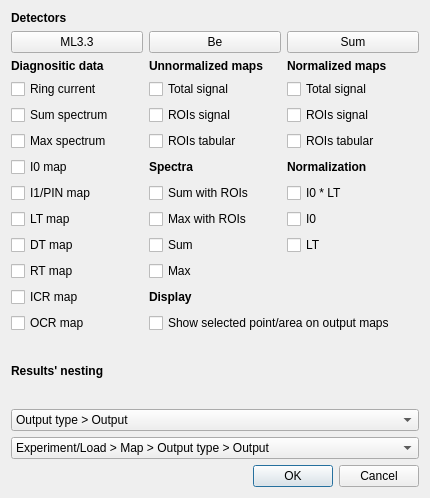
This is analyse.ui in pfilipl/PolyX-XRF-Data-Analyser as Qt 5 draws it before an edit. The edited form follows.
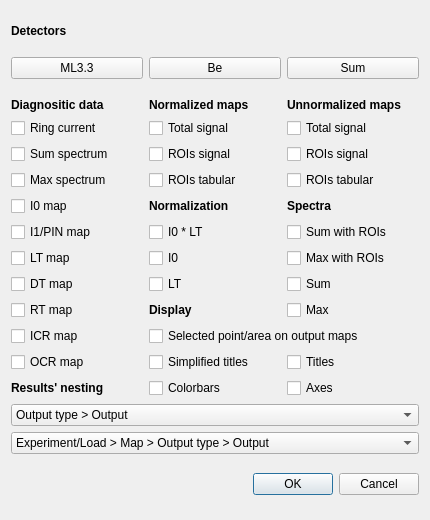
This is the edited form.

Commit message: Display plot's elements checkboxes added, display selected correcion

```diff
--- a/analyse.ui
+++ b/analyse.ui
@@ -7,7 +7,7 @@
     <x>0</x>
     <y>0</y>
     <width>430</width>
-    <height>498</height>
+    <height>520</height>
    </rect>
   </property>
   <property name="sizePolicy">
@@ -19,7 +19,7 @@
   <property name="minimumSize">
    <size>
     <width>430</width>
-    <height>470</height>
+    <height>520</height>
    </size>
   </property>
   <layout class="QVBoxLayout" name="verticalLayout">
@@ -95,71 +95,6 @@
    </item>
    <item>
     <layout class="QGridLayout" name="gridLayout">
-     <item row="8" column="0">
-      <widget class="QCheckBox" name="checkBox_DiagRT">
-       <property name="sizePolicy">
-        <sizepolicy hsizetype="Preferred" vsizetype="Fixed">
-         <horstretch>0</horstretch>
-         <verstretch>0</verstretch>
-        </sizepolicy>
-       </property>
-       <property name="text">
-        <string>RT map</string>
-       </property>
-      </widget>
-     </item>
-     <item row="1" column="2">
-      <widget class="QCheckBox" name="checkBox_NormTotal">
-       <property name="sizePolicy">
-        <sizepolicy hsizetype="Preferred" vsizetype="Fixed">
-         <horstretch>0</horstretch>
-         <verstretch>0</verstretch>
-        </sizepolicy>
-       </property>
-       <property name="text">
-        <string>Total signal</string>
-       </property>
-      </widget>
-     </item>
-     <item row="2" column="1">
-      <widget class="QCheckBox" name="checkBox_UNormROIs">
-       <property name="sizePolicy">
-        <sizepolicy hsizetype="Preferred" vsizetype="Fixed">
-         <horstretch>0</horstretch>
-         <verstretch>0</verstretch>
-        </sizepolicy>
-       </property>
-       <property name="text">
-        <string>ROIs signal</string>
-       </property>
-      </widget>
-     </item>
-     <item row="5" column="0">
-      <widget class="QCheckBox" name="checkBox_DiagPIN">
-       <property name="sizePolicy">
-        <sizepolicy hsizetype="Preferred" vsizetype="Fixed">
-         <horstretch>0</horstretch>
-         <verstretch>0</verstretch>
-        </sizepolicy>
-       </property>
-       <property name="text">
-        <string>I1/PIN map</string>
-       </property>
-      </widget>
-     </item>
-     <item row="7" column="0">
-      <widget class="QCheckBox" name="checkBox_DiagDT">
-       <property name="sizePolicy">
-        <sizepolicy hsizetype="Preferred" vsizetype="Fixed">
-         <horstretch>0</horstretch>
-         <verstretch>0</verstretch>
-        </sizepolicy>
-       </property>
-       <property name="text">
-        <string>DT map</string>
-       </property>
-      </widget>
-     </item>
      <item row="2" column="0">
       <widget class="QCheckBox" name="checkBox_DiagSum">
        <property name="sizePolicy">
@@ -173,111 +108,7 @@
        </property>
       </widget>
      </item>
-     <item row="4" column="0">
-      <widget class="QCheckBox" name="checkBox_DiagI0">
-       <property name="sizePolicy">
-        <sizepolicy hsizetype="Preferred" vsizetype="Fixed">
-         <horstretch>0</horstretch>
-         <verstretch>0</verstretch>
-        </sizepolicy>
-       </property>
-       <property name="text">
-        <string>I0 map</string>
-       </property>
-      </widget>
-     </item>
-     <item row="10" column="0">
-      <widget class="QCheckBox" name="checkBox_DiagOCR">
-       <property name="sizePolicy">
-        <sizepolicy hsizetype="Preferred" vsizetype="Fixed">
-         <horstretch>0</horstretch>
-         <verstretch>0</verstretch>
-        </sizepolicy>
-       </property>
-       <property name="text">
-        <string>OCR map</string>
-       </property>
-      </widget>
-     </item>
-     <item row="2" column="2">
-      <widget class="QCheckBox" name="checkBox_NormROIs">
-       <property name="sizePolicy">
-        <sizepolicy hsizetype="Preferred" vsizetype="Fixed">
-         <horstretch>0</horstretch>
-         <verstretch>0</verstretch>
-        </sizepolicy>
-       </property>
-       <property name="text">
-        <string>ROIs signal</string>
-       </property>
-      </widget>
-     </item>
-     <item row="6" column="0">
-      <widget class="QCheckBox" name="checkBox_DiagLT">
-       <property name="sizePolicy">
-        <sizepolicy hsizetype="Preferred" vsizetype="Fixed">
-         <horstretch>0</horstretch>
-         <verstretch>0</verstretch>
-        </sizepolicy>
-       </property>
-       <property name="text">
-        <string>LT map</string>
-       </property>
-      </widget>
-     </item>
      <item row="0" column="2">
-      <widget class="QLabel" name="label_8">
-       <property name="sizePolicy">
-        <sizepolicy hsizetype="Preferred" vsizetype="Fixed">
-         <horstretch>0</horstretch>
-         <verstretch>0</verstretch>
-        </sizepolicy>
-       </property>
-       <property name="font">
-        <font>
-         <bold>true</bold>
-        </font>
-       </property>
-       <property name="text">
-        <string>Normalized maps</string>
-       </property>
-      </widget>
-     </item>
-     <item row="0" column="0">
-      <widget class="QLabel" name="label">
-       <property name="sizePolicy">
-        <sizepolicy hsizetype="Preferred" vsizetype="Fixed">
-         <horstretch>0</horstretch>
-         <verstretch>0</verstretch>
-        </sizepolicy>
-       </property>
-       <property name="font">
-        <font>
-         <bold>true</bold>
-        </font>
-       </property>
-       <property name="text">
-        <string>Diagnositic data</string>
-       </property>
-       <property name="wordWrap">
-        <bool>true</bool>
-       </property>
-      </widget>
-     </item>
-     <item row="1" column="1">
-      <widget class="QCheckBox" name="checkBox_UNormTotal">
-       <property name="sizePolicy">
-        <sizepolicy hsizetype="Preferred" vsizetype="Fixed">
-         <horstretch>0</horstretch>
-         <verstretch>0</verstretch>
-        </sizepolicy>
-       </property>
-       <property name="text">
-        <string>Total signal</string>
-       </property>
-      </widget>
-     </item>
-     <item row="0" column="1">
       <widget class="QLabel" name="label_3">
        <property name="sizePolicy">
         <sizepolicy hsizetype="Preferred" vsizetype="Fixed">
@@ -295,6 +126,46 @@
        </property>
       </widget>
      </item>
+     <item row="1" column="2">
+      <widget class="QCheckBox" name="checkBox_UNormTotal">
+       <property name="sizePolicy">
+        <sizepolicy hsizetype="Preferred" vsizetype="Fixed">
+         <horstretch>0</horstretch>
+         <verstretch>0</verstretch>
+        </sizepolicy>
+       </property>
+       <property name="text">
+        <string>Total signal</string>
+       </property>
+      </widget>
+     </item>
+     <item row="5" column="2">
+      <widget class="QCheckBox" name="checkBox_SpectraSumROIs">
+       <property name="sizePolicy">
+        <sizepolicy hsizetype="Preferred" vsizetype="Fixed">
+         <horstretch>0</horstretch>
+         <verstretch>0</verstretch>
+        </sizepolicy>
+       </property>
+       <property name="text">
+        <string>Sum with ROIs</string>
+       </property>
+      </widget>
+     </item>
+     <item row="3" column="1">
+      <widget class="QCheckBox" name="checkBox_NormTabular">
+       <property name="text">
+        <string>ROIs tabular</string>
+       </property>
+      </widget>
+     </item>
+     <item row="11" column="1">
+      <widget class="QCheckBox" name="checkBox_DispColorbars">
+       <property name="text">
+        <string>Colorbars</string>
+       </property>
+      </widget>
+     </item>
      <item row="1" column="0">
       <widget class="QCheckBox" name="checkBox_DiagRC">
        <property name="sizePolicy">
@@ -308,6 +179,32 @@
        </property>
       </widget>
      </item>
+     <item row="8" column="0">
+      <widget class="QCheckBox" name="checkBox_DiagRT">
+       <property name="sizePolicy">
+        <sizepolicy hsizetype="Preferred" vsizetype="Fixed">
+         <horstretch>0</horstretch>
+         <verstretch>0</verstretch>
+        </sizepolicy>
+       </property>
+       <property name="text">
+        <string>RT map</string>
+       </property>
+      </widget>
+     </item>
+     <item row="7" column="2">
+      <widget class="QCheckBox" name="checkBox_SpectraSum">
+       <property name="sizePolicy">
+        <sizepolicy hsizetype="Preferred" vsizetype="Fixed">
+         <horstretch>0</horstretch>
+         <verstretch>0</verstretch>
+        </sizepolicy>
+       </property>
+       <property name="text">
+        <string>Sum</string>
+       </property>
+      </widget>
+     </item>
      <item row="9" column="0">
       <widget class="QCheckBox" name="checkBox_DiagICR">
        <property name="sizePolicy">
@@ -321,6 +218,19 @@
        </property>
       </widget>
      </item>
+     <item row="10" column="0">
+      <widget class="QCheckBox" name="checkBox_DiagOCR">
+       <property name="sizePolicy">
+        <sizepolicy hsizetype="Preferred" vsizetype="Fixed">
+         <horstretch>0</horstretch>
+         <verstretch>0</verstretch>
+        </sizepolicy>
+       </property>
+       <property name="text">
+        <string>OCR map</string>
+       </property>
+      </widget>
+     </item>
      <item row="3" column="0">
       <widget class="QCheckBox" name="checkBox_DiagMax">
        <property name="sizePolicy">
@@ -334,40 +244,40 @@
        </property>
       </widget>
      </item>
-     <item row="3" column="1">
-      <widget class="QCheckBox" name="checkBox_UNormTabular">
+     <item row="7" column="0">
+      <widget class="QCheckBox" name="checkBox_DiagDT">
+       <property name="sizePolicy">
+        <sizepolicy hsizetype="Preferred" vsizetype="Fixed">
+         <horstretch>0</horstretch>
+         <verstretch>0</verstretch>
+        </sizepolicy>
+       </property>
        <property name="text">
-        <string>ROIs tabular</string>
+        <string>DT map</string>
        </property>
       </widget>
      </item>
-     <item row="3" column="2">
-      <widget class="QCheckBox" name="checkBox_NormTabular">
+     <item row="11" column="2">
+      <widget class="QCheckBox" name="checkBox_DispAxes">
        <property name="text">
-        <string>ROIs tabular</string>
+        <string>Axes</string>
        </property>
       </widget>
      </item>
      <item row="4" column="1">
-      <widget class="QLabel" name="label_4">
-       <property name="sizePolicy">
-        <sizepolicy hsizetype="Preferred" vsizetype="Fixed">
-         <horstretch>0</horstretch>
-         <verstretch>0</verstretch>
-        </sizepolicy>
-       </property>
+      <widget class="QLabel" name="label_2">
        <property name="font">
         <font>
          <bold>true</bold>
         </font>
        </property>
        <property name="text">
-        <string>Spectra</string>
+        <string>Normalization</string>
        </property>
       </widget>
      </item>
-     <item row="5" column="1">
-      <widget class="QCheckBox" name="checkBox_SpectraSumROIs">
+     <item row="5" column="0">
+      <widget class="QCheckBox" name="checkBox_DiagPIN">
        <property name="sizePolicy">
         <sizepolicy hsizetype="Preferred" vsizetype="Fixed">
          <horstretch>0</horstretch>
@@ -375,19 +285,19 @@
         </sizepolicy>
        </property>
        <property name="text">
-        <string>Sum with ROIs</string>
+        <string>I1/PIN map</string>
        </property>
       </widget>
      </item>
-     <item row="6" column="1">
+     <item row="6" column="2">
       <widget class="QCheckBox" name="checkBox_SpectraMaxROIs">
        <property name="text">
         <string>Max with ROIs</string>
        </property>
       </widget>
      </item>
-     <item row="7" column="1">
-      <widget class="QCheckBox" name="checkBox_SpectraSum">
+     <item row="1" column="1">
+      <widget class="QCheckBox" name="checkBox_NormTotal">
        <property name="sizePolicy">
         <sizepolicy hsizetype="Preferred" vsizetype="Fixed">
          <horstretch>0</horstretch>
@@ -395,12 +305,77 @@
         </sizepolicy>
        </property>
        <property name="text">
-        <string>Sum</string>
+        <string>Total signal</string>
+       </property>
+      </widget>
+     </item>
+     <item row="0" column="0">
+      <widget class="QLabel" name="label">
+       <property name="sizePolicy">
+        <sizepolicy hsizetype="Preferred" vsizetype="Fixed">
+         <horstretch>0</horstretch>
+         <verstretch>0</verstretch>
+        </sizepolicy>
+       </property>
+       <property name="font">
+        <font>
+         <bold>true</bold>
+        </font>
+       </property>
+       <property name="text">
+        <string>Diagnositic data</string>
+       </property>
+       <property name="wordWrap">
+        <bool>true</bool>
+       </property>
+      </widget>
+     </item>
+     <item row="10" column="1">
+      <widget class="QCheckBox" name="checkBox_DispSimpTitles">
+       <property name="text">
+        <string>Simplified titles</string>
+       </property>
+      </widget>
+     </item>
+     <item row="6" column="0">
+      <widget class="QCheckBox" name="checkBox_DiagLT">
+       <property name="sizePolicy">
+        <sizepolicy hsizetype="Preferred" vsizetype="Fixed">
+         <horstretch>0</horstretch>
+         <verstretch>0</verstretch>
+        </sizepolicy>
+       </property>
+       <property name="text">
+        <string>LT map</string>
        </property>
       </widget>
      </item>
      <item row="8" column="1">
-      <widget class="QCheckBox" name="checkBox_SpectraMax">
+      <widget class="QLabel" name="label_5">
+       <property name="font">
+        <font>
+         <bold>true</bold>
+        </font>
+       </property>
+       <property name="text">
+        <string>Display</string>
+       </property>
+      </widget>
+     </item>
+     <item row="11" column="0">
+      <widget class="QLabel" name="label_Nesting">
+       <property name="font">
+        <font>
+         <bold>true</bold>
+        </font>
+       </property>
+       <property name="text">
+        <string>Results' nesting</string>
+       </property>
+      </widget>
+     </item>
+     <item row="4" column="0">
+      <widget class="QCheckBox" name="checkBox_DiagI0">
        <property name="sizePolicy">
         <sizepolicy hsizetype="Preferred" vsizetype="Fixed">
          <horstretch>0</horstretch>
@@ -408,140 +383,193 @@
         </sizepolicy>
        </property>
        <property name="text">
-        <string>Max</string>
+        <string>I0 map</string>
        </property>
       </widget>
      </item>
-     <item row="4" column="2">
-      <widget class="QLabel" name="label_2">
-       <property name="font">
-        <font>
-         <bold>true</bold>
-        </font>
-       </property>
-       <property name="text">
-        <string>Normalization</string>
-       </property>
-      </widget>
-     </item>
-     <item row="5" column="2">
+     <item row="5" column="1">
       <widget class="QCheckBox" name="checkBox_NormTypeI0LT">
        <property name="text">
         <string>I0 * LT</string>
        </property>
       </widget>
      </item>
-     <item row="6" column="2">
+     <item row="10" column="2">
+      <widget class="QCheckBox" name="checkBox_DispTitles">
+       <property name="text">
+        <string>Titles</string>
+       </property>
+      </widget>
+     </item>
+     <item row="6" column="1">
       <widget class="QCheckBox" name="checkBox_NormTypeI0">
        <property name="text">
         <string>I0</string>
        </property>
       </widget>
      </item>
-     <item row="7" column="2">
+     <item row="0" column="1">
+      <widget class="QLabel" name="label_8">
+       <property name="sizePolicy">
+        <sizepolicy hsizetype="Preferred" vsizetype="Fixed">
+         <horstretch>0</horstretch>
+         <verstretch>0</verstretch>
+        </sizepolicy>
+       </property>
+       <property name="font">
+        <font>
+         <bold>true</bold>
+        </font>
+       </property>
+       <property name="text">
+        <string>Normalized maps</string>
+       </property>
+      </widget>
+     </item>
+     <item row="9" column="1" colspan="2">
+      <widget class="QCheckBox" name="checkBox_DispSelected">
+       <property name="text">
+        <string>Selected point/area on output maps</string>
+       </property>
+      </widget>
+     </item>
+     <item row="8" column="2">
+      <widget class="QCheckBox" name="checkBox_SpectraMax">
+       <property name="sizePolicy">
+        <sizepolicy hsizetype="Preferred" vsizetype="Fixed">
+         <horstretch>0</horstretch>
+         <verstretch>0</verstretch>
+        </sizepolicy>
+       </property>
+       <property name="text">
+        <string>Max</string>
+       </property>
+      </widget>
+     </item>
+     <item row="2" column="2">
+      <widget class="QCheckBox" name="checkBox_UNormROIs">
+       <property name="sizePolicy">
+        <sizepolicy hsizetype="Preferred" vsizetype="Fixed">
+         <horstretch>0</horstretch>
+         <verstretch>0</verstretch>
+        </sizepolicy>
+       </property>
+       <property name="text">
+        <string>ROIs signal</string>
+       </property>
+      </widget>
+     </item>
+     <item row="4" column="2">
+      <widget class="QLabel" name="label_4">
+       <property name="sizePolicy">
+        <sizepolicy hsizetype="Preferred" vsizetype="Fixed">
+         <horstretch>0</horstretch>
+         <verstretch>0</verstretch>
+        </sizepolicy>
+       </property>
+       <property name="font">
+        <font>
+         <bold>true</bold>
+        </font>
+       </property>
+       <property name="text">
+        <string>Spectra</string>
+       </property>
+      </widget>
+     </item>
+     <item row="3" column="2">
+      <widget class="QCheckBox" name="checkBox_UNormTabular">
+       <property name="text">
+        <string>ROIs tabular</string>
+       </property>
+      </widget>
+     </item>
+     <item row="2" column="1">
+      <widget class="QCheckBox" name="checkBox_NormROIs">
+       <property name="sizePolicy">
+        <sizepolicy hsizetype="Preferred" vsizetype="Fixed">
+         <horstretch>0</horstretch>
+         <verstretch>0</verstretch>
+        </sizepolicy>
+       </property>
+       <property name="text">
+        <string>ROIs signal</string>
+       </property>
+      </widget>
+     </item>
+     <item row="7" column="1">
       <widget class="QCheckBox" name="checkBox_NormTypeLT">
        <property name="text">
         <string>LT</string>
        </property>
       </widget>
      </item>
-     <item row="10" column="1" colspan="2">
-      <widget class="QCheckBox" name="checkBox_Show">
-       <property name="text">
-        <string>Show selected point/area on output maps</string>
-       </property>
-      </widget>
-     </item>
-     <item row="9" column="1">
-      <widget class="QLabel" name="label_5">
-       <property name="font">
-        <font>
-         <bold>true</bold>
-        </font>
-       </property>
-       <property name="text">
-        <string>Display</string>
-       </property>
-      </widget>
-     </item>
-    </layout>
-   </item>
-   <item>
-    <layout class="QVBoxLayout" name="verticalLayout_2">
-     <item>
-      <widget class="QLabel" name="label_Nesting">
-       <property name="font">
-        <font>
-         <bold>true</bold>
-        </font>
-       </property>
-       <property name="text">
-        <string>Results' nesting</string>
-       </property>
-      </widget>
-     </item>
-     <item>
-      <widget class="QComboBox" name="comboBox_Single">
+     <item row="12" column="0" colspan="3">
+      <layout class="QVBoxLayout" name="verticalLayout_2">
        <item>
-        <property name="text">
-         <string>Output type &gt; Output</string>
-        </property>
+        <widget class="QComboBox" name="comboBox_Single">
+         <item>
+          <property name="text">
+           <string>Output type &gt; Output</string>
+          </property>
+         </item>
+         <item>
+          <property name="text">
+           <string>Output</string>
+          </property>
+         </item>
+        </widget>
        </item>
        <item>
-        <property name="text">
-         <string>Output</string>
-        </property>
+        <widget class="QComboBox" name="comboBox_Batch">
+         <item>
+          <property name="text">
+           <string>Experiment/Load &gt; Map &gt; Output type &gt; Output</string>
+          </property>
+         </item>
+         <item>
+          <property name="text">
+           <string>Experiment/Load &gt; Map &gt; Output</string>
+          </property>
+         </item>
+         <item>
+          <property name="text">
+           <string>Map &gt; Output type &gt; Output</string>
+          </property>
+         </item>
+         <item>
+          <property name="text">
+           <string>Map &gt; Output</string>
+          </property>
+         </item>
+         <item>
+          <property name="text">
+           <string>Output</string>
+          </property>
+         </item>
+         <item>
+          <property name="text">
+           <string>Output type &gt; Output</string>
+          </property>
+         </item>
+         <item>
+          <property name="text">
+           <string>Output type &gt; Map &gt; Output</string>
+          </property>
+         </item>
+         <item>
+          <property name="text">
+           <string>Output type &gt; Experiment/Load &gt; Map &gt; Output</string>
+          </property>
+         </item>
+         <item>
+          <property name="text">
+           <string>Experiment/Load &gt; Output type &gt; Map &gt; Output</string>
+          </property>
+         </item>
+        </widget>
        </item>
-      </widget>
-     </item>
-     <item>
-      <widget class="QComboBox" name="comboBox_Batch">
-       <item>
-        <property name="text">
-         <string>Experiment/Load &gt; Map &gt; Output type &gt; Output</string>
-        </property>
-       </item>
-       <item>
-        <property name="text">
-         <string>Experiment/Load &gt; Map &gt; Output</string>
-        </property>
-       </item>
-       <item>
-        <property name="text">
-         <string>Map &gt; Output type &gt; Output</string>
-        </property>
-       </item>
-       <item>
-        <property name="text">
-         <string>Map &gt; Output</string>
-        </property>
-       </item>
-       <item>
-        <property name="text">
-         <string>Output</string>
-        </property>
-       </item>
-       <item>
-        <property name="text">
-         <string>Output type &gt; Output</string>
-        </property>
-       </item>
-       <item>
-        <property name="text">
-         <string>Output type &gt; Map &gt; Output</string>
-        </property>
-       </item>
-       <item>
-        <property name="text">
-         <string>Output type &gt; Experiment/Load &gt; Map &gt; Output</string>
-        </property>
-       </item>
-       <item>
-        <property name="text">
-         <string>Experiment/Load &gt; Output type &gt; Map &gt; Output</string>
-        </property>
-       </item>
-      </widget>
+      </layout>
      </item>
     </layout>
    </item>
```
The commit also changes 3 other files.
